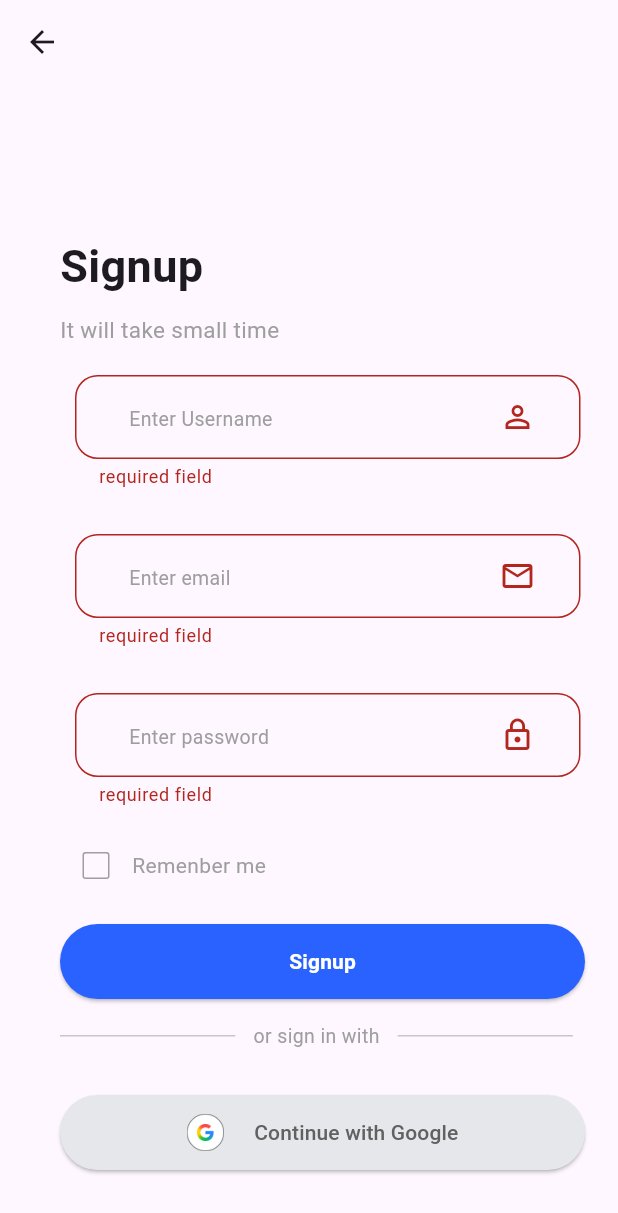
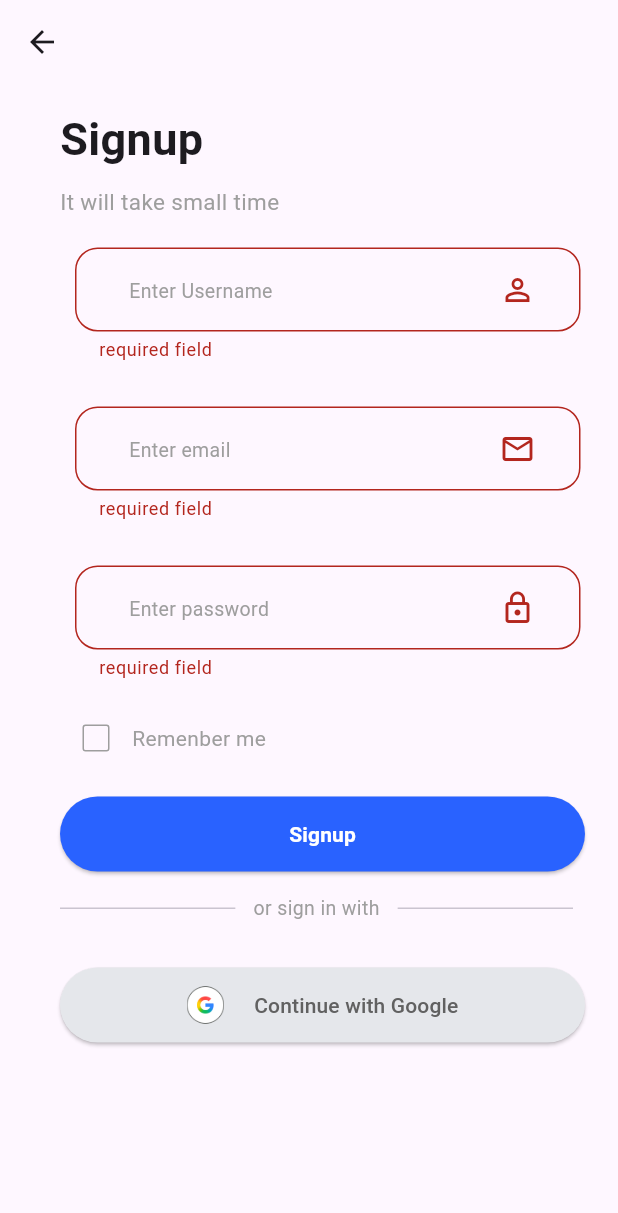
Before and after one commit to nsompi-diella/flutter-ui-practice, a Flutter app: the MaindesignSignup screen opened directly, after a tap on "Signup", on a phone screen of 412 x 824 dp. Shown: the top 1213 px of the screen. Run offline on Flutter 3.47's test engine with Material 3 defaults, Android fonts, the phone set to English and light mode, and no system bars.

Commit message:
feat(signup-layout): Update maindesign_signup

```diff
--- a/simple-login-ui/login_ui/lib/features/signuppage/layout/maindesign_signup.dart
+++ b/simple-login-ui/login_ui/lib/features/signuppage/layout/maindesign_signup.dart
@@ -1,5 +1,3 @@
-import 'dart:isolate';
-
 import 'package:flutter/material.dart';
 import 'package:login_ui/core/controller/controller.dart';
 import 'package:login_ui/features/loginpage/widgets/submitted_email_button.dart';
@@ -31,9 +29,9 @@ class _Home extends State<MaindesignSignup> {
     }
 
     // recupere les valeur
-    final username = controller.usernameCtrl.text;
-    final email = controller.emailCtrl.text;
-    final password = controller.passwordCtrl.text;
+    // final username = controller.usernameCtrl.text;
+    // final email = controller.emailCtrl.text;
+    // final password = controller.passwordCtrl.text;
 
     setState(() {
       isloading = true;
@@ -72,7 +70,7 @@ class _Home extends State<MaindesignSignup> {
           child: Form(
             key: _formKey,
             child: Container(
-              margin: EdgeInsets.only(top: 100, left: 40, right: 10),
+              margin: EdgeInsets.only(top: 15, left: 40, right: 10),
               child: Column(
                 crossAxisAlignment: CrossAxisAlignment.start,
                 children: [
```
